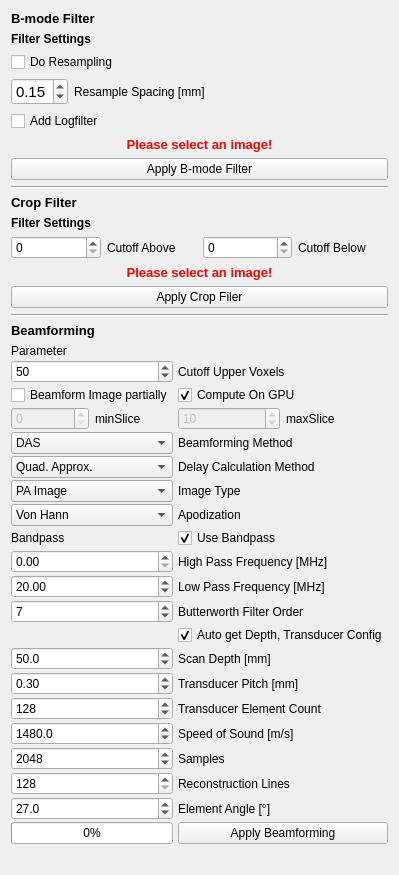
First picture: the form in Plugins/org.mitk.gui.qt.photoacoustics.imageprocessing/src/internal/PAImageProcessingControls.ui, repository MITK/MITK, before the edit.
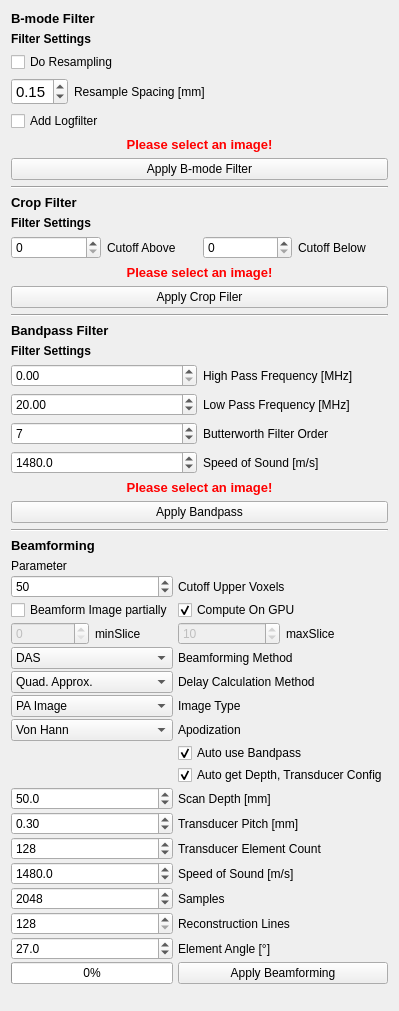
Second picture: the form after the edit.

Commit message: - fixed resampling error in BMode Filter - added a bandpass filter GUI element - moved the bandpass to class PhotoacousticImage

The edit to the form file:
```diff
--- a/Plugins/org.mitk.gui.qt.photoacoustics.imageprocessing/src/internal/PAImageProcessingControls.ui
+++ b/Plugins/org.mitk.gui.qt.photoacoustics.imageprocessing/src/internal/PAImageProcessingControls.ui
@@ -206,6 +206,153 @@
        </property>
       </widget>
      </item>
+     <item>
+      <widget class="QLabel" name="label_19">
+       <property name="text">
+        <string>&lt;html&gt;&lt;head/&gt;&lt;body&gt;&lt;p&gt;&lt;span style=&quot; font-size:10pt; font-weight:600;&quot;&gt;Bandpass Filter&lt;/span&gt;&lt;/p&gt;&lt;/body&gt;&lt;/html&gt;</string>
+       </property>
+      </widget>
+     </item>
+     <item>
+      <layout class="QVBoxLayout" name="verticalLayout_6">
+       <item>
+        <widget class="QLabel" name="label_22">
+         <property name="text">
+          <string>&lt;html&gt;&lt;head/&gt;&lt;body&gt;&lt;p&gt;&lt;span style=&quot; font-weight:600;&quot;&gt;Filter Settings&lt;/span&gt;&lt;/p&gt;&lt;/body&gt;&lt;/html&gt;</string>
+         </property>
+        </widget>
+       </item>
+       <item>
+        <layout class="QGridLayout" name="gridLayout_2">
+         <property name="sizeConstraint">
+          <enum>QLayout::SetDefaultConstraint</enum>
+         </property>
+         <property name="topMargin">
+          <number>0</number>
+         </property>
+         <item row="1" column="0">
+          <widget class="QDoubleSpinBox" name="BPlow">
+           <property name="sizePolicy">
+            <sizepolicy hsizetype="Preferred" vsizetype="Fixed">
+             <horstretch>0</horstretch>
+             <verstretch>0</verstretch>
+            </sizepolicy>
+           </property>
+           <property name="decimals">
+            <number>2</number>
+           </property>
+           <property name="minimum">
+            <double>0.010000000000000</double>
+           </property>
+           <property name="maximum">
+            <double>200.000000000000000</double>
+           </property>
+           <property name="value">
+            <double>20.000000000000000</double>
+           </property>
+          </widget>
+         </item>
+         <item row="0" column="1">
+          <widget class="QLabel" name="BPHighLabel">
+           <property name="text">
+            <string>High Pass Frequency [MHz]</string>
+           </property>
+          </widget>
+         </item>
+         <item row="1" column="1">
+          <widget class="QLabel" name="BPLowLabel">
+           <property name="text">
+            <string>Low Pass Frequency [MHz]</string>
+           </property>
+          </widget>
+         </item>
+         <item row="0" column="0">
+          <widget class="QDoubleSpinBox" name="BPhigh">
+           <property name="sizePolicy">
+            <sizepolicy hsizetype="Preferred" vsizetype="Fixed">
+             <horstretch>0</horstretch>
+             <verstretch>0</verstretch>
+            </sizepolicy>
+           </property>
+           <property name="decimals">
+            <number>2</number>
+           </property>
+           <property name="maximum">
+            <double>20.000000000000000</double>
+           </property>
+          </widget>
+         </item>
+         <item row="2" column="0">
+          <widget class="QSpinBox" name="BPFalloff">
+           <property name="minimum">
+            <number>1</number>
+           </property>
+           <property name="maximum">
+            <number>20</number>
+           </property>
+           <property name="value">
+            <number>7</number>
+           </property>
+          </widget>
+         </item>
+         <item row="2" column="1">
+          <widget class="QLabel" name="label_13">
+           <property name="text">
+            <string>Butterworth Filter Order</string>
+           </property>
+          </widget>
+         </item>
+         <item row="3" column="0">
+          <widget class="QDoubleSpinBox" name="BPSpeedOfSound">
+           <property name="decimals">
+            <number>1</number>
+           </property>
+           <property name="minimum">
+            <double>200.000000000000000</double>
+           </property>
+           <property name="maximum">
+            <double>3000.000000000000000</double>
+           </property>
+           <property name="singleStep">
+            <double>5.000000000000000</double>
+           </property>
+           <property name="value">
+            <double>1480.000000000000000</double>
+           </property>
+          </widget>
+         </item>
+         <item row="3" column="1">
+          <widget class="QLabel" name="label_11">
+           <property name="text">
+            <string>Speed of Sound [m/s]</string>
+           </property>
+          </widget>
+         </item>
+        </layout>
+       </item>
+       <item>
+        <widget class="QLabel" name="labelWarning3">
+         <property name="text">
+          <string>&lt;html&gt;&lt;head/&gt;&lt;body&gt;&lt;p align=&quot;center&quot;&gt;&lt;span style=&quot; font-size:10pt; font-weight:600; color:#ff0000;&quot;&gt;Please select an image!&lt;/span&gt;&lt;/p&gt;&lt;/body&gt;&lt;/html&gt;</string>
+         </property>
+        </widget>
+       </item>
+       <item>
+        <widget class="QPushButton" name="buttonApplyBandpass">
+         <property name="text">
+          <string>Apply Bandpass</string>
+         </property>
+        </widget>
+       </item>
+      </layout>
+     </item>
+     <item>
+      <widget class="Line" name="line_3">
+       <property name="orientation">
+        <enum>Qt::Horizontal</enum>
+       </property>
+      </widget>
+     </item>
      <item>
       <widget class="QLabel" name="Beamforming">
        <property name="text">
@@ -430,65 +577,6 @@
          </property>
         </widget>
        </item>
-       <item row="10" column="0">
-        <widget class="QDoubleSpinBox" name="BPhigh">
-         <property name="sizePolicy">
-          <sizepolicy hsizetype="Preferred" vsizetype="Fixed">
-           <horstretch>0</horstretch>
-           <verstretch>0</verstretch>
-          </sizepolicy>
-         </property>
-         <property name="decimals">
-          <number>2</number>
-         </property>
-         <property name="maximum">
-          <double>20.000000000000000</double>
-         </property>
-        </widget>
-       </item>
-       <item row="11" column="0">
-        <widget class="QDoubleSpinBox" name="BPlow">
-         <property name="sizePolicy">
-          <sizepolicy hsizetype="Preferred" vsizetype="Fixed">
-           <horstretch>0</horstretch>
-           <verstretch>0</verstretch>
-          </sizepolicy>
-         </property>
-         <property name="decimals">
-          <number>2</number>
-         </property>
-         <property name="minimum">
-          <double>0.010000000000000</double>
-         </property>
-         <property name="maximum">
-          <double>200.000000000000000</double>
-         </property>
-         <property name="value">
-          <double>20.000000000000000</double>
-         </property>
-        </widget>
-       </item>
-       <item row="10" column="1">
-        <widget class="QLabel" name="BPHighLabel">
-         <property name="text">
-          <string>High Pass Frequency [MHz]</string>
-         </property>
-        </widget>
-       </item>
-       <item row="12" column="1">
-        <widget class="QLabel" name="label_13">
-         <property name="text">
-          <string>Butterworth Filter Order</string>
-         </property>
-        </widget>
-       </item>
-       <item row="11" column="1">
-        <widget class="QLabel" name="BPLowLabel">
-         <property name="text">
-          <string>Low Pass Frequency [MHz]</string>
-         </property>
-        </widget>
-       </item>
        <item row="1" column="0">
         <widget class="QSpinBox" name="Cutoff">
          <property name="sizePolicy">
@@ -528,20 +616,13 @@
        <item row="8" column="1">
         <widget class="QCheckBox" name="UseBP">
          <property name="text">
-          <string>Use Bandpass</string>
+          <string>Auto use Bandpass</string>
          </property>
          <property name="checked">
           <bool>true</bool>
          </property>
         </widget>
        </item>
-       <item row="8" column="0">
-        <widget class="QLabel" name="label_11">
-         <property name="text">
-          <string>Bandpass</string>
-         </property>
-        </widget>
-       </item>
        <item row="4" column="0">
         <widget class="QComboBox" name="BFAlgorithm">
          <property name="sizePolicy">
@@ -668,26 +749,6 @@
          </property>
         </widget>
        </item>
-       <item row="28" column="0">
-        <widget class="QLabel" name="ProgressInfo">
-         <property name="text">
-          <string/>
-         </property>
-        </widget>
-       </item>
-       <item row="12" column="0">
-        <widget class="QSpinBox" name="BPFalloff">
-         <property name="minimum">
-          <number>1</number>
-         </property>
-         <property name="maximum">
-          <number>20</number>
-         </property>
-         <property name="value">
-          <number>7</number>
-         </property>
-        </widget>
-       </item>
        <item row="3" column="0">
         <layout class="QHBoxLayout" name="horizontalLayout_2">
          <item>
@@ -756,6 +817,13 @@
          </property>
         </widget>
        </item>
+       <item row="28" column="0">
+        <widget class="QLabel" name="ProgressInfo">
+         <property name="text">
+          <string/>
+         </property>
+        </widget>
+       </item>
       </layout>
      </item>
     </layout>
```
The commit also changes 6 other files.
